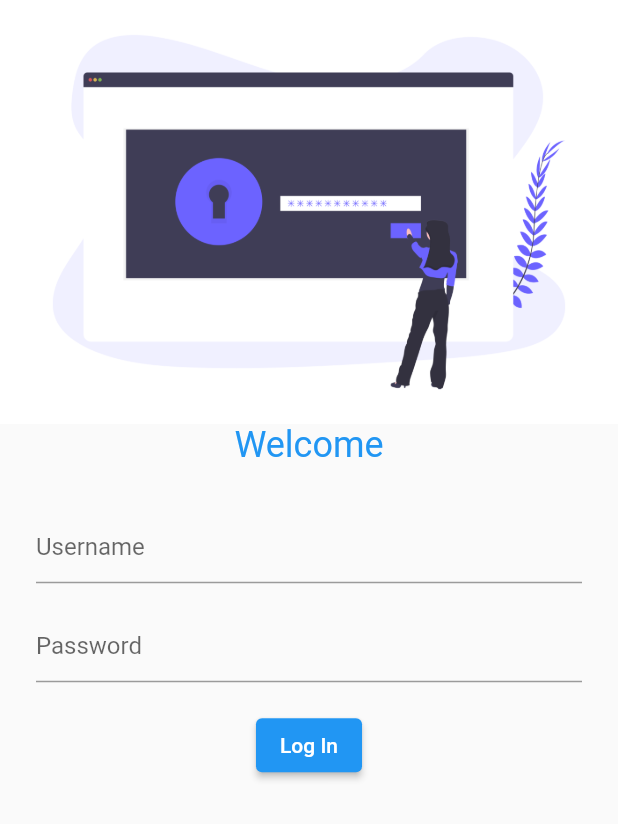
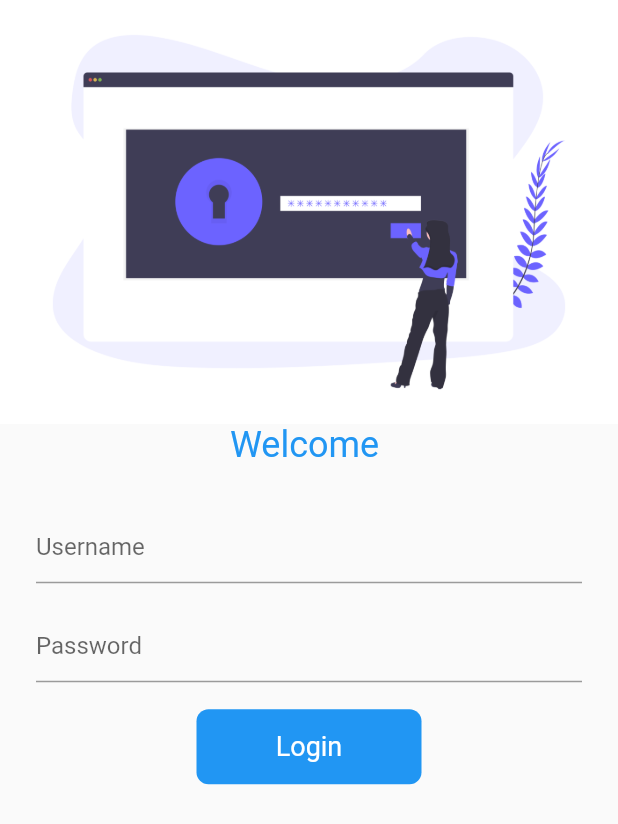
Before and after one commit to t3j3ndrA/flutterECommerce, a Flutter app: the screen it shows after launch, on a phone screen of 412 x 824 dp. Shown: the top 824 px of the screen. Run offline on Flutter 3.47's test engine with Material 2 defaults, Android fonts, the phone set to English and light mode, and no system bars.

```diff
--- a/lib/pages/home_page.dart
+++ b/lib/pages/home_page.dart
@@ -1,3 +1,4 @@
+import 'package:ecom/widgets/drawer.dart';
 import 'package:flutter/material.dart';
 import 'login_page.dart';
 
@@ -10,7 +11,7 @@ class HomePage extends StatelessWidget {
       title: "E-Commerce Shop",
       initialRoute: "/login",
       routes: {
-        "/login": (context) => LoginPage(),
+        "/login": (context) => const LoginPage(),
       },
       home: Scaffold(
         appBar: AppBar(
@@ -19,7 +20,7 @@ class HomePage extends StatelessWidget {
           elevation: 0,
         ),
         body: Text("Home Screen"),
-        drawer: Drawer(),
+        drawer: MyDrawer(),
       ),
     );
   }
--- a/lib/pages/login_page.dart
+++ b/lib/pages/login_page.dart
@@ -1,12 +1,30 @@
+import 'package:ecom/utils/routes.dart';
 import 'package:flutter/material.dart';
 
-class LoginPage extends StatelessWidget {
+class LoginPage extends StatefulWidget {
   const LoginPage({Key? key}) : super(key: key);
+
+  @override
+  State<LoginPage> createState() => _LoginPageState();
+}
+
+class _LoginPageState extends State<LoginPage> {
+  String userName = "";
+
+  // handle's circular animation of the Login Button
+  // sets to true when pressed login
+  // if value is true, change the button to Done & Circuler
+  bool changeButton = false;
+
+  final _formKey = GlobalKey<FormState>();
 
   @override
   Widget build(BuildContext context) {
     return Scaffold(
-      body: Column(
+      body: SingleChildScrollView(
+        child: Form(
+          key: _formKey,
+          child: Column(
             children: [
               const Image(
                 image: AssetImage(
@@ -14,9 +32,9 @@ class LoginPage extends StatelessWidget {
                 ),
                 fit: BoxFit.cover,
               ),
-          const Text(
-            "Welcome",
-            style: TextStyle(
+              Text(
+                "Welcome $userName",
+                style: const TextStyle(
                   fontSize: 24,
                   color: Colors.blue,
                 ),
@@ -29,17 +47,24 @@ class LoginPage extends StatelessWidget {
                 child: Column(
                   children: [
                     TextFormField(
+                      validator: (value) => validateUsername(value),
                       decoration: const InputDecoration(
                         // hinText shows greyed text for hint
                         hintText: "Username",
                       ),
+                      onChanged: (value) {
+                        setState(() {
+                          userName = value;
+                        });
+                      },
                     ),
                     const SizedBox(
                       height: 18,
                     ),
                     TextFormField(
-                    // obsecureText field is for type : Password(****)
+                        // obsecureText field is for type password - '******'
                         // which is false by defualt
+                        validator: (value) => validatePassword(value),
                         obscureText: true,
                         decoration: const InputDecoration(
                           hintText: "Password",
@@ -50,14 +75,83 @@ class LoginPage extends StatelessWidget {
               const SizedBox(
                 height: 18,
               ),
-          ElevatedButton(
-            onPressed: () {
-              print("Log In pressed");
+
+              // Creating button using AnimatedContainer for animation
+              // wrap the AnimatedContainer with InkWell
+              // to get the button's functionlities like : onTap(), onChange(),..etc.
+              InkWell(
+                onTap: () async {
+                  if (_formKey.currentState!.validate()) {
+                    setState(() {
+                      changeButton = true;
+                    });
+
+                    // wait for 1 sec to let the animation complete
+                    await Future.delayed(Duration(seconds: 1));
+
+                    // to Home Screen
+                    await Navigator.pushNamed(context, MyRoutes.homeRoute);
+
+                    // revert back the animation to the normal LOGIN button
+                    // as user came back to the form page
+                    setState(() {
+                      changeButton = false;
+                    });
+                  }
                 },
-            child: const Text("Log In"),
+                child: AnimatedContainer(
+                  duration: const Duration(seconds: 1),
+                  width: changeButton ? 50 : 150,
+                  height: 50,
+                  alignment: Alignment.center,
+                  child: changeButton
+                      ? const Icon(
+                          Icons.done,
+                          color: Colors.white,
+                          size: 28,
+                        )
+                      : const Text(
+                          "Login",
+                          style: TextStyle(
+                            color: Colors.white,
+                            fontSize: 18,
                           ),
+                        ),
+                  decoration: BoxDecoration(
+                    color: Colors.blue,
+                    borderRadius: BorderRadius.circular(changeButton ? 50 : 8),
+                  ),
+                ),
+              )
+
+              // This is replaced by AnimatedContainer under Inkwell Widget Above
+              // ElevatedButton(
+              //   onPressed: () {
+              //     Navigator.pushNamed(context, MyRoutes.homeRoute);
+              //   },
+              //   child: const Text("Log In"),
+              // ),
             ],
+          ),
+        ),
       ),
     );
   }
 }
+
+// Username validator
+
+String? validateUsername(String? value) {
+  if (value == "" || value == null) {
+    return "Username cannot be empty!";
+  } else
+    return null;
+}
+
+// Password Validator
+
+String? validatePassword(String? value) {
+  if (value == "") return "Password cannot be empty";
+  if (value!.length < 6) return "Password lenght should be atleas 6";
+  return null;
+}
--- /dev/null
+++ b/lib/utils/routes.dart
@@ -0,0 +1,4 @@
+class MyRoutes {
+  static const loginRoute = "/login";
+  static const homeRoute = "/";
+}
```
Also changed, not shown: lib/widgets/drawer.dart (added, +82 -0 lines). Lines whose indentation alone changed are shown as unchanged.
